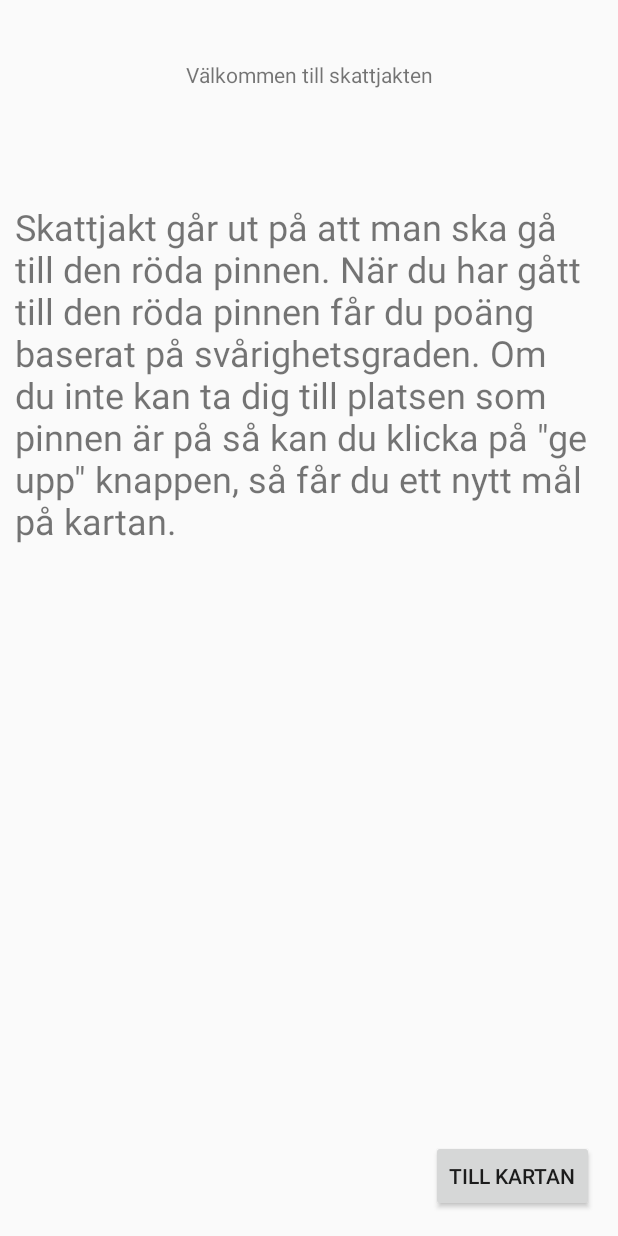
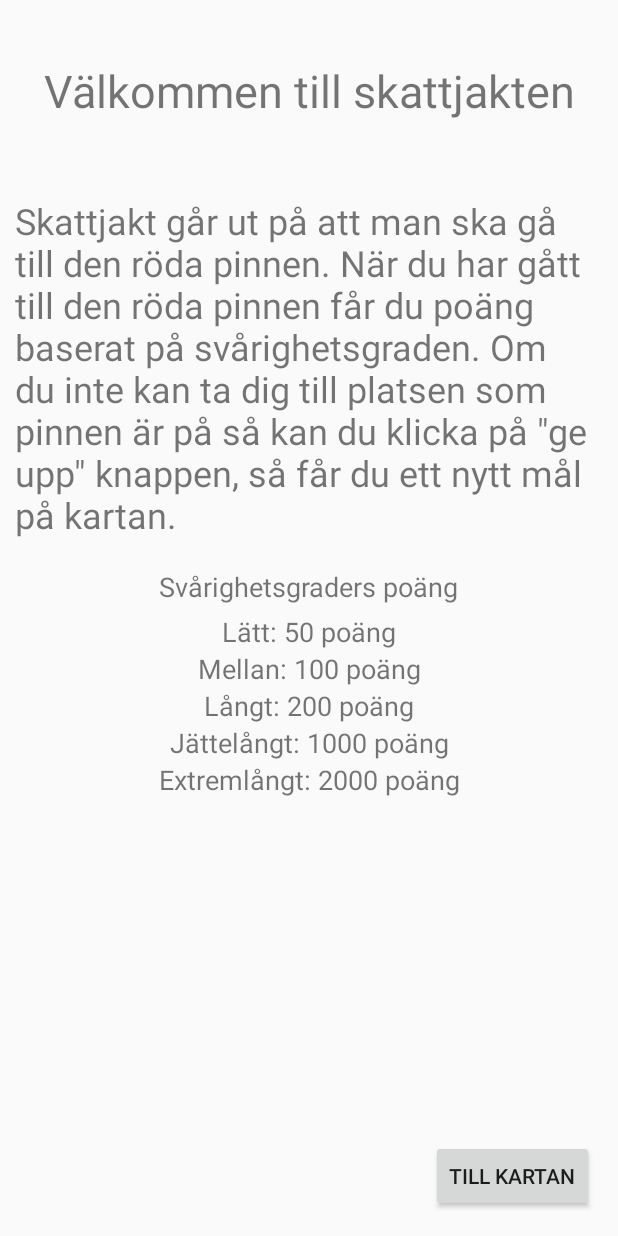
Before and after one commit to Joelpizza/appdev, an Android app: the screen it shows after launch (MainActivity), on a phone screen of 412 x 824 dp. Run offline under Robolectric (Android 15) with nearby library versions, the phone set to English and light mode, and no system bars.

Commit message:
tillbakaknapp fix, main menu fix, kartan reloadas inte när man ändrar inställningar

```diff
--- a/app/src/main/java/com/example/skattjakt/MapsActivity.java
+++ b/app/src/main/java/com/example/skattjakt/MapsActivity.java
@@ -48,8 +48,8 @@ public class MapsActivity extends FragmentActivity implements OnMapReadyCallback
     public DatabaseHandler db;
     LocationRequest mLocationRequest;
     public int difficulty;
-    public boolean icons;
-    public boolean nightmode;
+    public static boolean icons;
+    public static boolean nightmode;
     final Context context = this;
     public static Activity firstActivity;
     public static boolean clickedinfo;
@@ -110,15 +110,6 @@ public class MapsActivity extends FragmentActivity implements OnMapReadyCallback
         mMap = googleMap;
         LatLng start = new LatLng(1, 1);
         mMap.moveCamera(CameraUpdateFactory.newLatLngZoom((start),12));
-        if(icons==false&&nightmode==false){
-            mMap.setMapStyle(MapStyleOptions.loadRawResourceStyle(this, R.raw.style));
-        }
-        if(icons==true&&nightmode==true){
-            mMap.setMapStyle(MapStyleOptions.loadRawResourceStyle(this, R.raw.style_dark));
-        }
-        if(icons==false&&nightmode==true){
-            mMap.setMapStyle(MapStyleOptions.loadRawResourceStyle(this, R.raw.style_noicondark));
-        }
         if (ContextCompat.checkSelfPermission(this,
                 Manifest.permission.ACCESS_FINE_LOCATION)
                 == PackageManager.PERMISSION_GRANTED) {
@@ -138,9 +129,7 @@ public class MapsActivity extends FragmentActivity implements OnMapReadyCallback
         switch (requestCode) {
             case MY_PERMISSIONS_REQUEST_LOCATION: {
                 if (grantResults.length > 0 && grantResults[0] == PackageManager.PERMISSION_GRANTED) {
-                    if (ContextCompat.checkSelfPermission(this,
-                            Manifest.permission.ACCESS_FINE_LOCATION)
-                            == PackageManager.PERMISSION_GRANTED) {
+                    if (ContextCompat.checkSelfPermission(this, Manifest.permission.ACCESS_FINE_LOCATION) == PackageManager.PERMISSION_GRANTED) {
                         this.recreate();
                     }
                 } else {
@@ -157,6 +146,18 @@ public class MapsActivity extends FragmentActivity implements OnMapReadyCallback
             int totalscore = 0;
             for(score sc : scores) {
                 totalscore += sc.getScore();
+            }
+            if(icons==false&&nightmode==false){
+                mMap.setMapStyle(MapStyleOptions.loadRawResourceStyle(context, R.raw.style));
+            }
+            if(icons==true&&nightmode==true){
+                mMap.setMapStyle(MapStyleOptions.loadRawResourceStyle(context, R.raw.style_dark));
+            }
+            if(icons==false&&nightmode==true){
+                mMap.setMapStyle(MapStyleOptions.loadRawResourceStyle(context, R.raw.style_noicondark));
+            }
+            if(icons==true&&nightmode==false){
+                mMap.setMapStyle(MapStyleOptions.loadRawResourceStyle(context,R.raw.style_normal));
             }
             TextView textView = findViewById(R.id.textView5);
             textView.setText("Poäng: "+totalscore);
--- a/app/src/main/java/com/example/skattjakt/infopage.java
+++ b/app/src/main/java/com/example/skattjakt/infopage.java
@@ -69,30 +69,43 @@ public class infopage extends AppCompatActivity {
         }
         else {
             MapsActivity.clickedinfo = false;
+            MapsActivity.nightmode = nightmode;
+            MapsActivity.icons = icons;
             this.finish();
         }
+    }
+    @Override
+    public void onBackPressed(){
+        MapsActivity.clickedinfo = false;
+        MapsActivity.nightmode = nightmode;
+        MapsActivity.icons = icons;
+        this.finish();
     }
     public void onRadioButtonClicked(View view) {
 
         boolean checked = ((RadioButton) view).isChecked();
 
-        settchange = true;
+
         switch(view.getId()) {
             case R.id.radioButton:
                 if (checked)
                     difficulty = 1;
+                settchange = true;
                     break;
             case R.id.radioButton2:
                 if (checked)
                     difficulty = 2;
+                settchange = true;
                     break;
             case R.id.radioButton3:
                 if (checked)
                     difficulty = 3;
+                settchange = true;
                 break;
             case R.id.radioButton4:
                 if (checked)
                     difficulty = 4;
+                settchange = true;
                 break;
             case R.id.radioButton5:
                 if (checked)
@@ -113,6 +126,7 @@ public class infopage extends AppCompatActivity {
             case R.id.radioButton9:
                 if (checked)
                     difficulty = 5;
+                settchange = true;
                 break;
         }
     }
--- a/app/src/main/res/layout/activity_main.xml
+++ b/app/src/main/res/layout/activity_main.xml
@@ -11,7 +11,7 @@
         android:layout_width="0dp"
         android:layout_height="wrap_content"
         android:layout_marginStart="10dp"
-        android:layout_marginTop="75dp"
+        android:layout_marginTop="50dp"
         android:layout_marginEnd="10dp"
         android:text='Skattjakt går ut på att man ska gå till den röda pinnen. När du har gått till den röda pinnen får du poäng baserat på svårighetsgraden. Om du inte kan ta dig till platsen som pinnen är på så kan du klicka på "ge upp" knappen, så får du ett nytt mål på kartan.'
         android:textSize="24sp"
@@ -25,6 +25,7 @@
         android:layout_height="wrap_content"
         android:layout_marginTop="40dp"
         android:text="Välkommen till skattjakten"
+        android:textSize="30sp"
         app:layout_constraintEnd_toEndOf="parent"
         app:layout_constraintStart_toStartOf="parent"
         app:layout_constraintTop_toTopOf="parent" />
@@ -40,4 +41,66 @@
         app:layout_constraintBottom_toBottomOf="parent"
         app:layout_constraintEnd_toEndOf="parent" />
 
+    <TextView
+        android:id="@+id/textView10"
+        android:layout_width="wrap_content"
+        android:layout_height="wrap_content"
+        android:layout_marginTop="19dp"
+        android:text="Svårighetsgraders poäng"
+        android:textSize="18sp"
+        app:layout_constraintEnd_toEndOf="parent"
+        app:layout_constraintStart_toStartOf="parent"
+        app:layout_constraintTop_toBottomOf="@+id/textView8" />
+
+    <TextView
+        android:id="@+id/textView12"
+        android:layout_width="wrap_content"
+        android:layout_height="wrap_content"
+        android:layout_marginTop="5dp"
+        android:text="Lätt: 50 poäng"
+        android:textSize="18sp"
+        app:layout_constraintEnd_toEndOf="parent"
+        app:layout_constraintStart_toStartOf="parent"
+        app:layout_constraintTop_toBottomOf="@+id/textView10" />
+
+    <TextView
+        android:id="@+id/textView15"
+        android:layout_width="wrap_content"
+        android:layout_height="wrap_content"
+        android:text="Jättelångt: 1000 poäng"
+        android:textSize="18sp"
+        app:layout_constraintEnd_toEndOf="parent"
+        app:layout_constraintStart_toStartOf="parent"
+        app:layout_constraintTop_toBottomOf="@+id/textView14" />
+
+    <TextView
+        android:id="@+id/textView16"
+        android:layout_width="wrap_content"
+        android:layout_height="wrap_content"
+        android:text="Extremlångt: 2000 poäng"
+        android:textSize="18sp"
+        app:layout_constraintEnd_toEndOf="parent"
+        app:layout_constraintStart_toStartOf="parent"
+        app:layout_constraintTop_toBottomOf="@+id/textView15" />
+
+    <TextView
+        android:id="@+id/textView14"
+        android:layout_width="wrap_content"
+        android:layout_height="wrap_content"
+        android:text="Långt: 200 poäng"
+        android:textSize="18sp"
+        app:layout_constraintEnd_toEndOf="parent"
+        app:layout_constraintStart_toStartOf="parent"
+        app:layout_constraintTop_toBottomOf="@+id/textView13" />
+
+    <TextView
+        android:id="@+id/textView13"
+        android:layout_width="wrap_content"
+        android:layout_height="wrap_content"
+        android:text="Mellan: 100 poäng"
+        android:textSize="18sp"
+        app:layout_constraintEnd_toEndOf="parent"
+        app:layout_constraintStart_toStartOf="parent"
+        app:layout_constraintTop_toBottomOf="@+id/textView12" />
+
 </androidx.constraintlayout.widget.ConstraintLayout>
```
